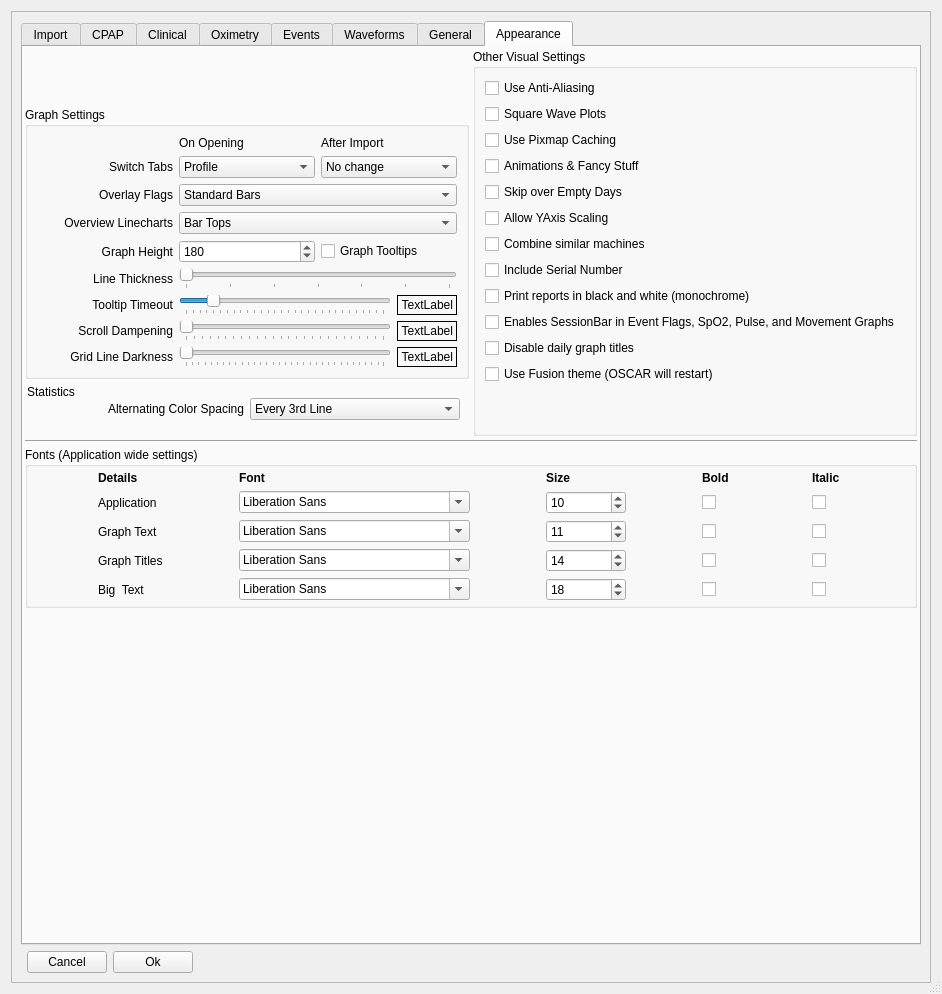
First picture: the form in oscar/preferencesdialog.ui, repository CrimsonNape-Red/OSCAR-SQL, before the edit.
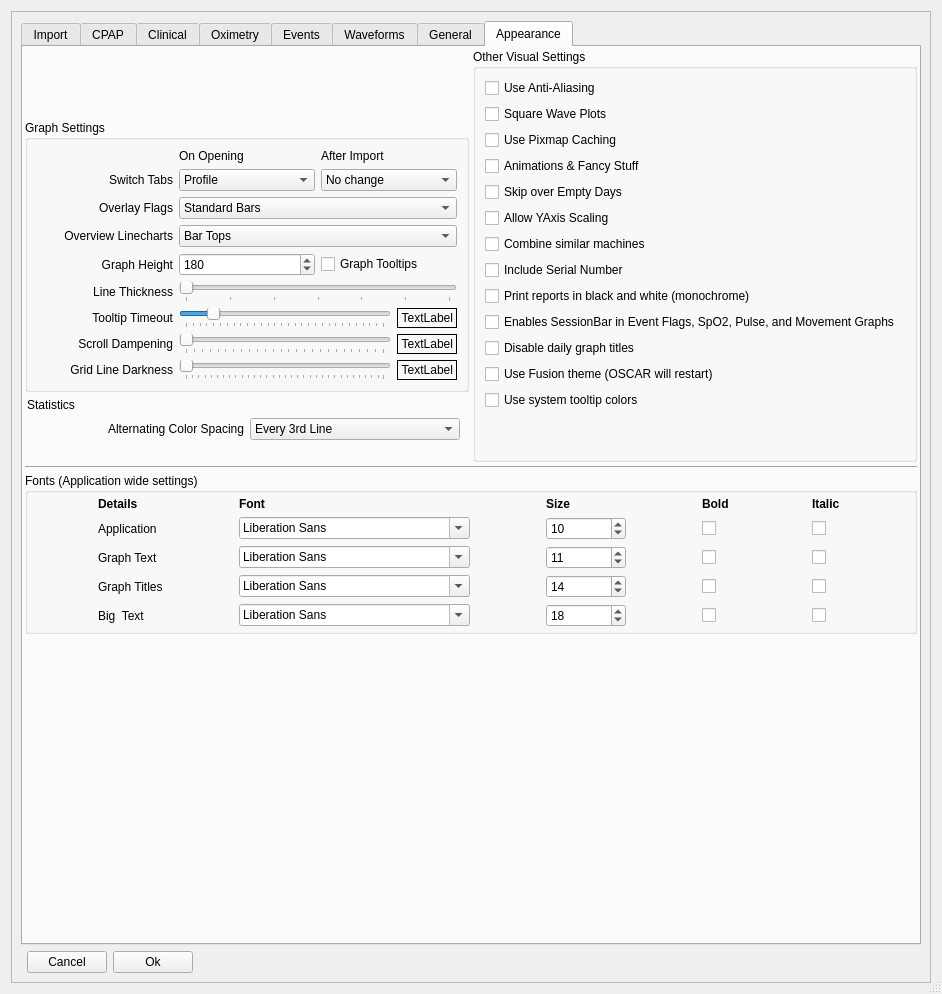
Second picture: the form after the edit. The open tabs and pages were chosen to show the change. Icons and pictures are not drawn.

Commit message:
Tooltips: option to use the system's colors instead of black on yellow
New Preferences > Appearance option covers standard and graph tooltips, including dark
and high contrast modes. A new ToolTipColors module now owns the colors, applied from
the start of main() so that prompts shown before MainWindow get them too.

Closes #371

```diff
--- a/oscar/preferencesdialog.ui
+++ b/oscar/preferencesdialog.ui
@@ -3227,6 +3227,17 @@
                      </property>
                     </widget>
                    </item>
+                   <item>
+                    <widget class="QCheckBox" name="useSystemTooltipColors">
+                     <property name="toolTip">
+                      <string>Show tooltips, including those on graphs, in your system's colors instead of OSCAR's black on yellow.
+Follows high contrast themes, and dark mode if it was on when OSCAR started.</string>
+                     </property>
+                     <property name="text">
+                      <string>Use system tooltip colors</string>
+                     </property>
+                    </widget>
+                   </item>
                    <item>
                     <spacer name="verticalSpacer">
                      <property name="orientation">
```
The commit also changes 13 other files.
